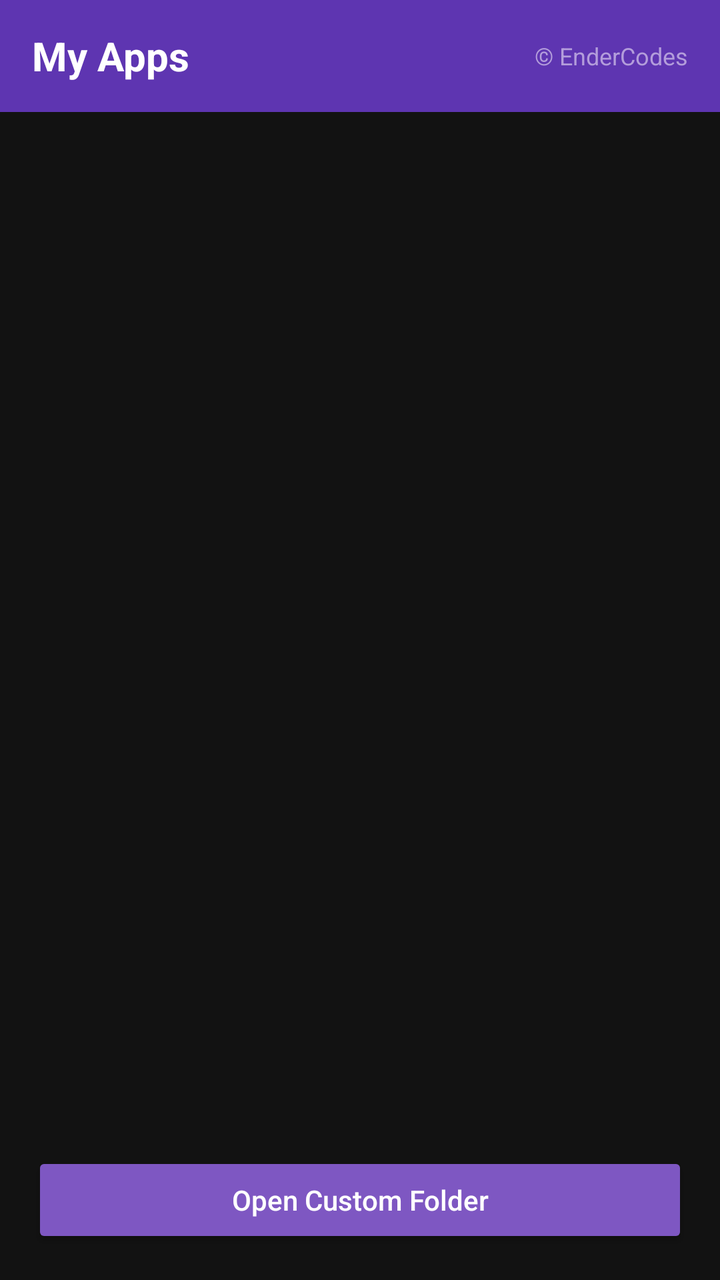
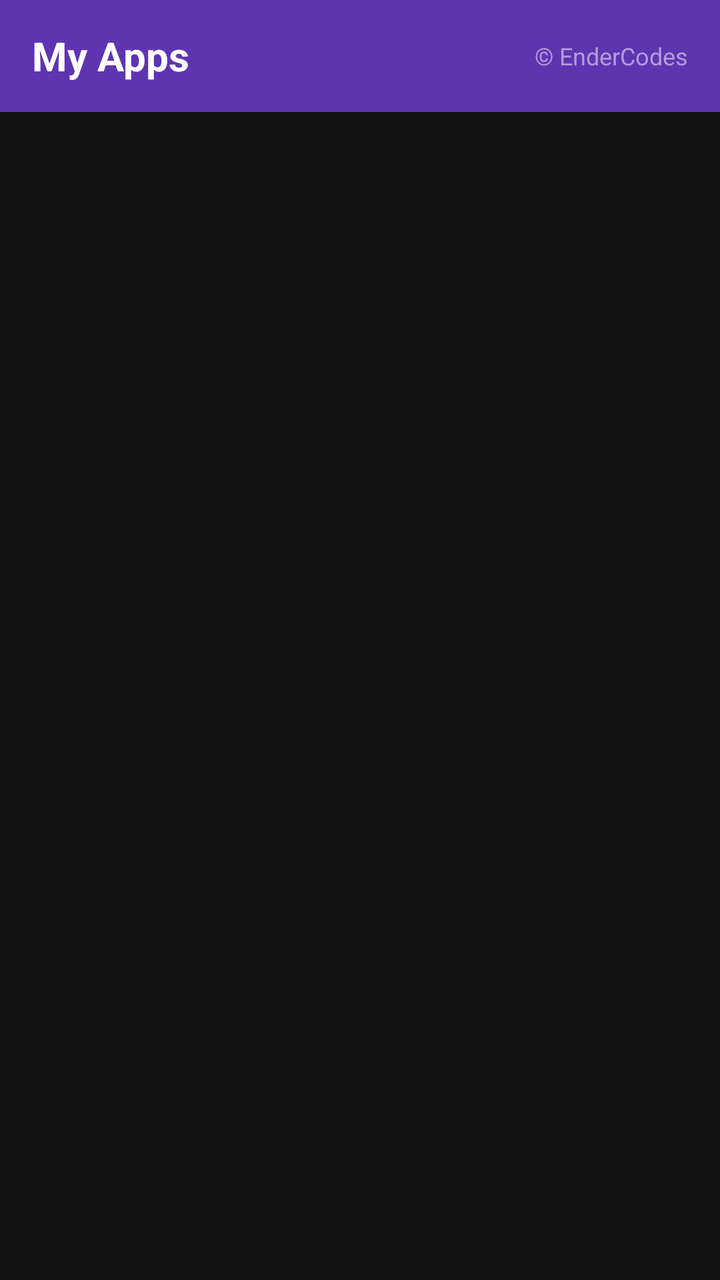

Compare the two renders of this Android layout. The source of the first and the diff that turns it into the second are given below.
<!-- AndroidManifest.xml: application theme Theme.AppCompat.Light.NoActionBar -->
<!-- res/layout/activity_launcher.xml -->
<?xml version="1.0" encoding="utf-8"?>
<LinearLayout xmlns:android="http://schemas.android.com/apk/res/android"
    android:layout_width="match_parent"
    android:layout_height="match_parent"
    android:orientation="vertical"
    android:background="#121212">

    
    <RelativeLayout
        android:layout_width="match_parent"
        android:layout_height="56dp"
        android:background="#5E35B1"
        android:paddingStart="16dp"
        android:paddingEnd="16dp">

        <TextView
            android:layout_width="wrap_content"
            android:layout_height="wrap_content"
            android:layout_centerVertical="true"
            android:text="My Apps"
            android:textColor="#FFFFFF"
            android:textSize="20sp"
            android:textStyle="bold" />

        <TextView
            android:layout_width="wrap_content"
            android:layout_height="wrap_content"
            android:layout_alignParentEnd="true"
            android:layout_centerVertical="true"
            android:text="© EnderCodes"
            android:textColor="#B39DDB"
            android:textSize="12sp" />
    </RelativeLayout>

    
    <androidx.recyclerview.widget.RecyclerView
        android:id="@+id/recycler"
        android:layout_width="match_parent"
        android:layout_height="0dp"
        android:layout_weight="1"
        android:padding="12dp"
        android:clipToPadding="false" />

    
    <TextView
        android:id="@+id/empty"
        android:layout_width="match_parent"
        android:layout_height="0dp"
        android:layout_weight="1"
        android:gravity="center"
        android:padding="32dp"
        android:textColor="#AAAAAA"
        android:textSize="16sp"
        android:visibility="gone" />

    
    <Button
        android:id="@+id/btn_custom"
        android:layout_width="match_parent"
        android:layout_height="48dp"
        android:layout_margin="16dp"
        android:backgroundTint="#7E57C2"
        android:text="Open Custom Folder"
        android:textColor="#FFFFFF"
        android:textAllCaps="false" />
</LinearLayout>
<!-- resources referenced by this layout -->
<resources>

</resources>

<!-- the commit's change to res/layout/activity_launcher.xml (unified diff, before → after) -->
@@ -53,14 +53,4 @@
         android:textSize="16sp"
         android:visibility="gone" />
 
-    
-    <Button
-        android:id="@+id/btn_custom"
-        android:layout_width="match_parent"
-        android:layout_height="48dp"
-        android:layout_margin="16dp"
-        android:backgroundTint="#7E57C2"
-        android:text="Open Custom Folder"
-        android:textColor="#FFFFFF"
-        android:textAllCaps="false" />
 </LinearLayout>
